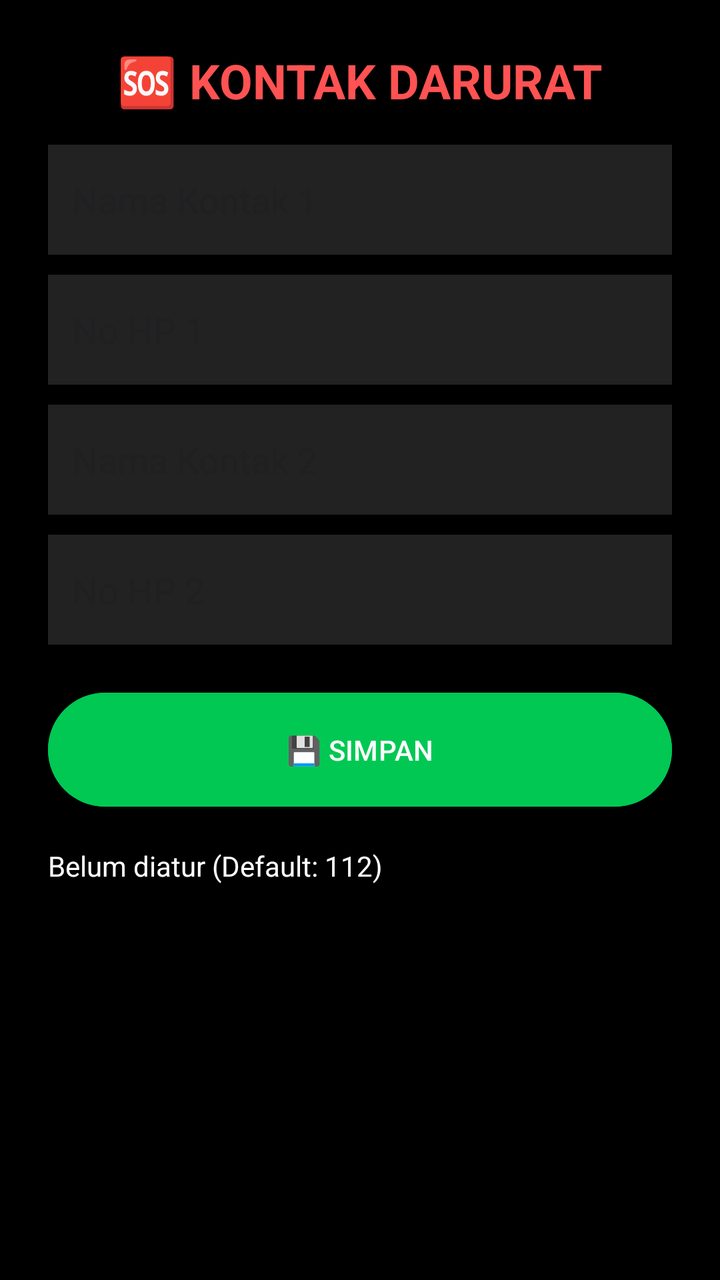
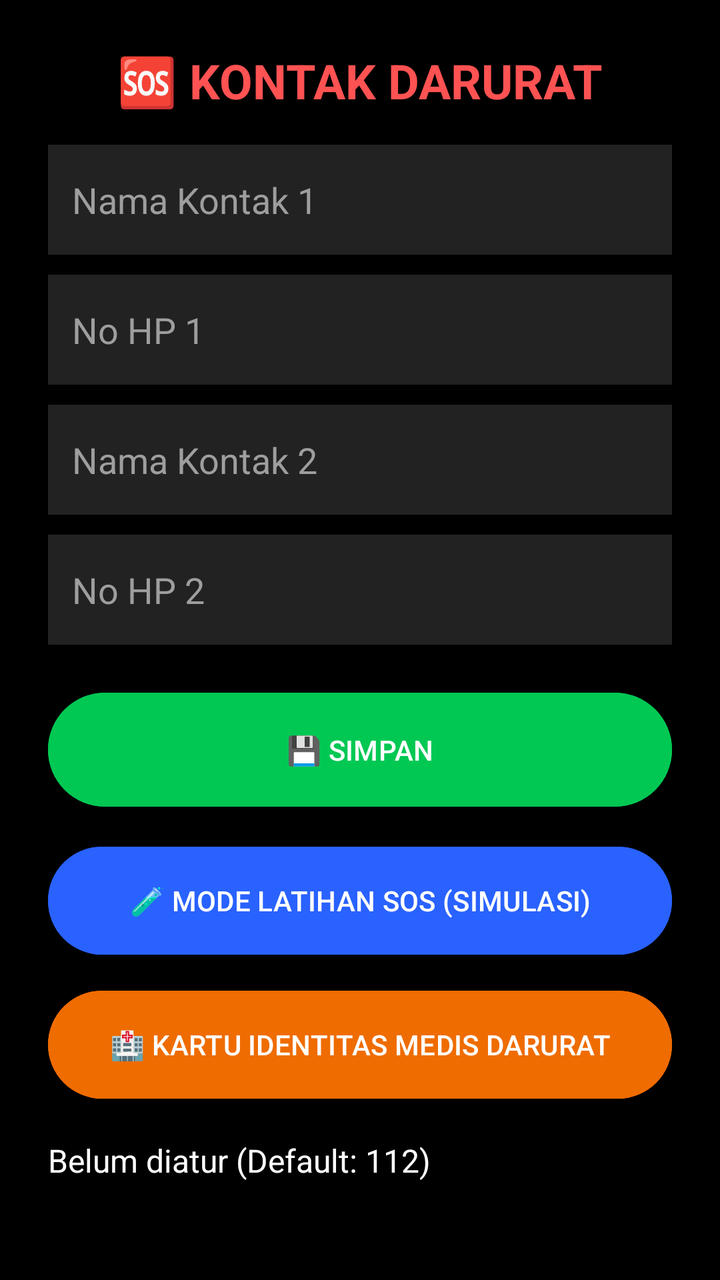

Compare the two renders of this Android layout. The source of the first and the diff that turns it into the second are given below.
<!-- AndroidManifest.xml: application theme Theme.KobraOS -->
<!-- res/layout/activity_sos.xml -->
<?xml version="1.0" encoding="utf-8"?>
<LinearLayout xmlns:android="http://schemas.android.com/apk/res/android" android:layout_width="match_parent" android:layout_height="match_parent" android:orientation="vertical" android:background="#000000" android:padding="24dp">
    <TextView android:layout_width="match_parent" android:layout_height="wrap_content" android:text="🆘 KONTAK DARURAT" android:textSize="24sp" android:textStyle="bold" android:textColor="#FF5252" android:gravity="center" android:layout_marginBottom="16dp"/>
    <EditText android:id="@+id/etName1" android:layout_width="match_parent" android:layout_height="55dp" android:hint="Nama Kontak 1" android:textColor="#FFFFFF" android:background="#222222" android:padding="12dp" android:layout_marginBottom="10dp"/>
    <EditText android:id="@+id/etPhone1" android:layout_width="match_parent" android:layout_height="55dp" android:hint="No HP 1" android:inputType="phone" android:textColor="#FFFFFF" android:background="#222222" android:padding="12dp" android:layout_marginBottom="10dp"/>
    <EditText android:id="@+id/etName2" android:layout_width="match_parent" android:layout_height="55dp" android:hint="Nama Kontak 2" android:textColor="#FFFFFF" android:background="#222222" android:padding="12dp" android:layout_marginBottom="10dp"/>
    <EditText android:id="@+id/etPhone2" android:layout_width="match_parent" android:layout_height="55dp" android:hint="No HP 2" android:inputType="phone" android:textColor="#FFFFFF" android:background="#222222" android:padding="12dp" android:layout_marginBottom="20dp"/>
    <Button android:id="@+id/btnSaveSos" android:layout_width="match_parent" android:layout_height="65dp" android:text="💾 SIMPAN" android:backgroundTint="#00C853"/>
    <TextView android:id="@+id/tvSosStatus" android:layout_width="match_parent" android:layout_height="wrap_content" android:text="Belum diatur (Default: 112)" android:textColor="#FFFFFF" android:layout_marginTop="16dp"/>
</LinearLayout>
<!-- resources referenced by this layout -->
<resources>
  <style name="Theme.KobraOS" parent="Theme.Material3.DayNight"><item name="colorPrimary">#00E676</item><item name="android:windowBackground">#000000</item><item name="colorOnBackground">#FFFFFF</item></style>
</resources>

<!-- the commit's change to res/layout/activity_sos.xml (unified diff, before → after) -->
@@ -1,10 +1,107 @@
 <?xml version="1.0" encoding="utf-8"?>
-<LinearLayout xmlns:android="http://schemas.android.com/apk/res/android" android:layout_width="match_parent" android:layout_height="match_parent" android:orientation="vertical" android:background="#000000" android:padding="24dp">
-    <TextView android:layout_width="match_parent" android:layout_height="wrap_content" android:text="🆘 KONTAK DARURAT" android:textSize="24sp" android:textStyle="bold" android:textColor="#FF5252" android:gravity="center" android:layout_marginBottom="16dp"/>
-    <EditText android:id="@+id/etName1" android:layout_width="match_parent" android:layout_height="55dp" android:hint="Nama Kontak 1" android:textColor="#FFFFFF" android:background="#222222" android:padding="12dp" android:layout_marginBottom="10dp"/>
-    <EditText android:id="@+id/etPhone1" android:layout_width="match_parent" android:layout_height="55dp" android:hint="No HP 1" android:inputType="phone" android:textColor="#FFFFFF" android:background="#222222" android:padding="12dp" android:layout_marginBottom="10dp"/>
-    <EditText android:id="@+id/etName2" android:layout_width="match_parent" android:layout_height="55dp" android:hint="Nama Kontak 2" android:textColor="#FFFFFF" android:background="#222222" android:padding="12dp" android:layout_marginBottom="10dp"/>
-    <EditText android:id="@+id/etPhone2" android:layout_width="match_parent" android:layout_height="55dp" android:hint="No HP 2" android:inputType="phone" android:textColor="#FFFFFF" android:background="#222222" android:padding="12dp" android:layout_marginBottom="20dp"/>
-    <Button android:id="@+id/btnSaveSos" android:layout_width="match_parent" android:layout_height="65dp" android:text="💾 SIMPAN" android:backgroundTint="#00C853"/>
-    <TextView android:id="@+id/tvSosStatus" android:layout_width="match_parent" android:layout_height="wrap_content" android:text="Belum diatur (Default: 112)" android:textColor="#FFFFFF" android:layout_marginTop="16dp"/>
-</LinearLayout>
+<ScrollView xmlns:android="http://schemas.android.com/apk/res/android"
+    android:layout_width="match_parent"
+    android:layout_height="match_parent"
+    android:background="#000000"
+    android:fillViewport="true">
+
+    <LinearLayout
+        android:layout_width="match_parent"
+        android:layout_height="wrap_content"
+        android:orientation="vertical"
+        android:padding="24dp">
+
+        <TextView
+            android:layout_width="match_parent"
+            android:layout_height="wrap_content"
+            android:text="🆘 KONTAK DARURAT"
+            android:textSize="24sp"
+            android:textStyle="bold"
+            android:textColor="#FF5252"
+            android:gravity="center"
+            android:layout_marginBottom="16dp" />
+
+        <EditText
+            android:id="@+id/etName1"
+            android:layout_width="match_parent"
+            android:layout_height="55dp"
+            android:hint="Nama Kontak 1"
+            android:textColor="#FFFFFF"
+            android:textColorHint="#9E9E9E"
+            android:background="#222222"
+            android:padding="12dp"
+            android:layout_marginBottom="10dp" />
+
+        <EditText
+            android:id="@+id/etPhone1"
+            android:layout_width="match_parent"
+            android:layout_height="55dp"
+            android:hint="No HP 1"
+            android:inputType="phone"
+            android:textColor="#FFFFFF"
+            android:textColorHint="#9E9E9E"
+            android:background="#222222"
+            android:padding="12dp"
+            android:layout_marginBottom="10dp" />
+
+        <EditText
+            android:id="@+id/etName2"
+            android:layout_width="match_parent"
+            android:layout_height="55dp"
+            android:hint="Nama Kontak 2"
+            android:textColor="#FFFFFF"
+            android:textColorHint="#9E9E9E"
+            android:background="#222222"
+            android:padding="12dp"
+            android:layout_marginBottom="10dp" />
+
+        <EditText
+            android:id="@+id/etPhone2"
+            android:layout_width="match_parent"
+            android:layout_height="55dp"
+            android:hint="No HP 2"
+            android:inputType="phone"
+            android:textColor="#FFFFFF"
+            android:textColorHint="#9E9E9E"
+            android:background="#222222"
+            android:padding="12dp"
+            android:layout_marginBottom="20dp" />
+
+        <Button
+            android:id="@+id/btnSaveSos"
+            android:layout_width="match_parent"
+            android:layout_height="65dp"
+            android:text="💾 SIMPAN"
+            android:backgroundTint="#00C853"
+            android:contentDescription="Simpan kontak darurat SOS" />
+
+        <Button
+            android:id="@+id/btnSosPractice"
+            android:layout_width="match_parent"
+            android:layout_height="62dp"
+            android:layout_marginTop="12dp"
+            android:text="🧪 MODE LATIHAN SOS (SIMULASI)"
+            android:backgroundTint="#2962FF"
+            android:textColor="#FFFFFF"
+            android:contentDescription="Jalankan simulasi latihan SOS tanpa mengirim SMS atau menelepon asli" />
+
+        <Button
+            android:id="@+id/btnOpenMedicalCard"
+            android:layout_width="match_parent"
+            android:layout_height="62dp"
+            android:layout_marginTop="10dp"
+            android:text="🏥 KARTU IDENTITAS MEDIS DARURAT"
+            android:backgroundTint="#EF6C00"
+            android:textColor="#FFFFFF"
+            android:contentDescription="Buka dan atur kartu identitas medis darurat" />
+
+        <TextView
+            android:id="@+id/tvSosStatus"
+            android:layout_width="match_parent"
+            android:layout_height="wrap_content"
+            android:text="Belum diatur (Default: 112)"
+            android:textColor="#FFFFFF"
+            android:textSize="16sp"
+            android:layout_marginTop="16dp" />
+    </LinearLayout>
+</ScrollView>
